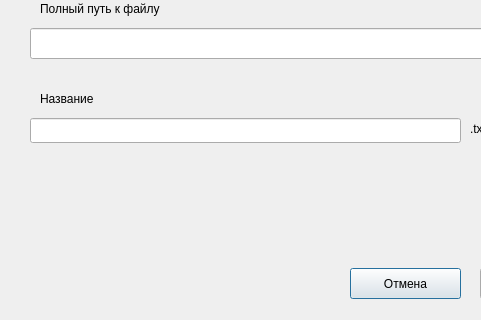
Qt form saveflight.ui (EgorovaAnna/gpbla) before a commit; both pictures show x 0 to 481 and y 82 to 402 of the 616 by 402 pixel window.
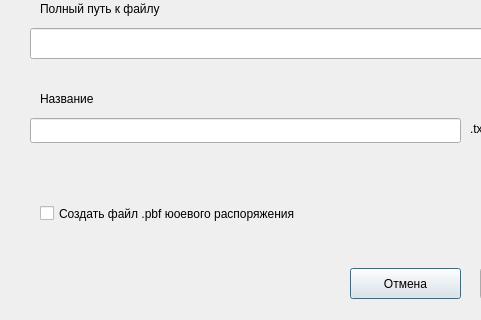
The same form after that commit.

What changed in the file:
```diff
--- a/saveflight.ui
+++ b/saveflight.ui
@@ -125,6 +125,19 @@
     <string>Введите путь к файлу для сохранения и название</string>
    </property>
   </widget>
+  <widget class="QCheckBox" name="checkBox">
+   <property name="geometry">
+    <rect>
+     <x>40</x>
+     <y>270</y>
+     <width>321</width>
+     <height>51</height>
+    </rect>
+   </property>
+   <property name="text">
+    <string>Создать файл .pbf юоевого распоряжения</string>
+   </property>
+  </widget>
  </widget>
  <resources/>
  <connections/>
```
